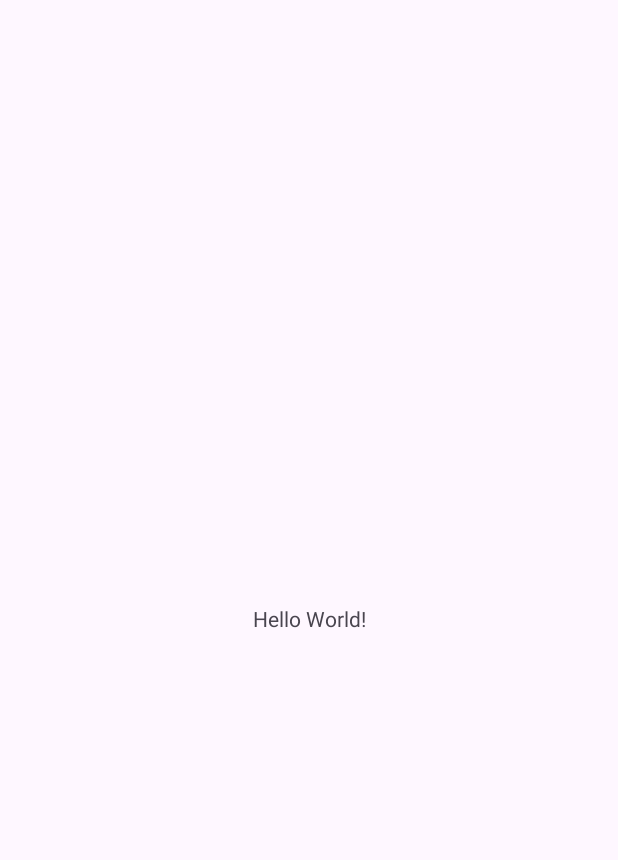
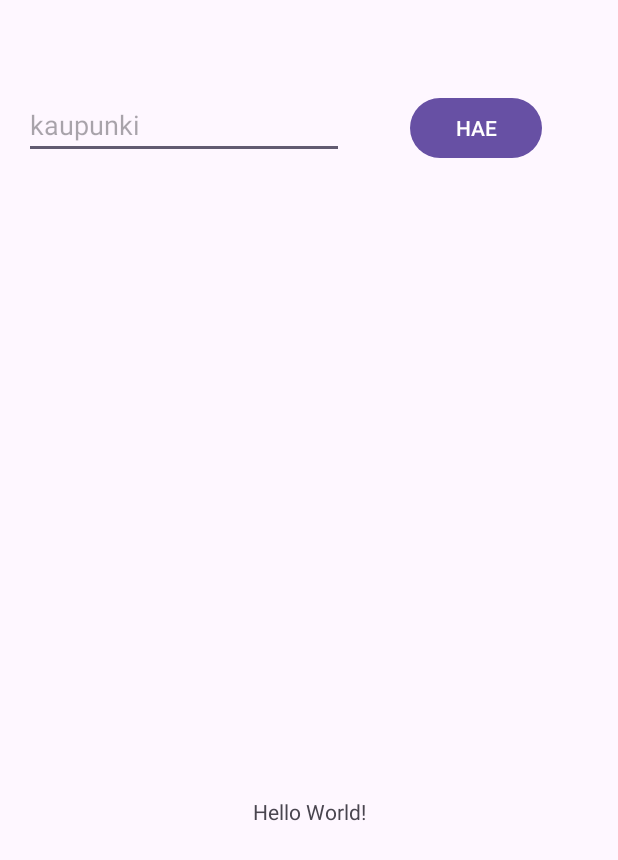
Before and after one commit to eerihyppanen/Harkkatyo, an Android app: the screen it shows after launch (MainActivity), on a phone screen of 412 x 824 dp. Before the commit the part shown is almost empty. Shown: the top 860 px of the screen. Run offline under Robolectric (Android 15) with nearby library versions, the phone set to English and light mode, and no system bars.

Commit message:
ekat koodit

```diff
--- a/app/build.gradle
+++ b/app/build.gradle
@@ -37,4 +37,7 @@ dependencies {
     testImplementation libs.junit
     androidTestImplementation libs.ext.junit
     androidTestImplementation libs.espresso.core
+    implementation 'com.fasterxml.jackson.core:jackson-core:2.16.0'
+    implementation 'com.fasterxml.jackson.core:jackson-annotations:2.16.0'
+    implementation 'com.fasterxml.jackson.core:jackson-databind:2.16.0'
 }
--- a/app/src/main/AndroidManifest.xml
+++ b/app/src/main/AndroidManifest.xml
@@ -1,7 +1,7 @@
 <?xml version="1.0" encoding="utf-8"?>
 <manifest xmlns:android="http://schemas.android.com/apk/res/android"
     xmlns:tools="http://schemas.android.com/tools">
-
+    <uses-permission android:name="android.permission.INTERNET"/>
     <application
         android:allowBackup="true"
         android:dataExtractionRules="@xml/data_extraction_rules"
--- a/app/src/main/res/layout/activity_main.xml
+++ b/app/src/main/res/layout/activity_main.xml
@@ -14,6 +14,32 @@
         app:layout_constraintBottom_toBottomOf="parent"
         app:layout_constraintEnd_toEndOf="parent"
         app:layout_constraintStart_toStartOf="parent"
-        app:layout_constraintTop_toTopOf="parent" />
+        app:layout_constraintTop_toTopOf="parent"
+        app:layout_constraintVertical_bias="0.66" />
+
+    <EditText
+        android:id="@+id/editTextText"
+        android:layout_width="wrap_content"
+        android:layout_height="wrap_content"
+        android:layout_marginStart="16dp"
+        android:ems="10"
+        android:hint="kaupunki"
+        android:inputType="text"
+        app:layout_constraintBottom_toBottomOf="parent"
+        app:layout_constraintStart_toStartOf="parent"
+        app:layout_constraintTop_toTopOf="parent"
+        app:layout_constraintVertical_bias="0.078" />
+
+    <Button
+        android:id="@+id/button"
+        android:layout_width="wrap_content"
+        android:layout_height="wrap_content"
+        android:text="HAE"
+        app:layout_constraintBottom_toBottomOf="parent"
+        app:layout_constraintEnd_toEndOf="parent"
+        app:layout_constraintHorizontal_bias="0.468"
+        app:layout_constraintStart_toEndOf="@+id/editTextText"
+        app:layout_constraintTop_toTopOf="parent"
+        app:layout_constraintVertical_bias="0.079" />
 
 </androidx.constraintlayout.widget.ConstraintLayout>
--- a/gradle/libs.versions.toml
+++ b/gradle/libs.versions.toml
@@ -1,5 +1,5 @@
 [versions]
-agp = "8.3.1"
+agp = "8.3.2"
 junit = "4.13.2"
 junitVersion = "1.1.5"
 espressoCore = "3.5.1"
```
Also changed, not shown: app/src/main/java/com/example/harkkatyo/MunicipalityData.java (added, +25 -0 lines), app/src/main/java/com/example/harkkatyo/MunicipalityDataRetriever.java (added, +120 -0 lines), app/src/main/java/com/example/harkkatyo/WeatherData.java (added, +58 -0 lines), app/src/main/java/com/example/harkkatyo/WeatherDataRetriever.java (added, +54 -0 lines), app/src/main/res/raw/query.json (added, +25 -0 lines).
